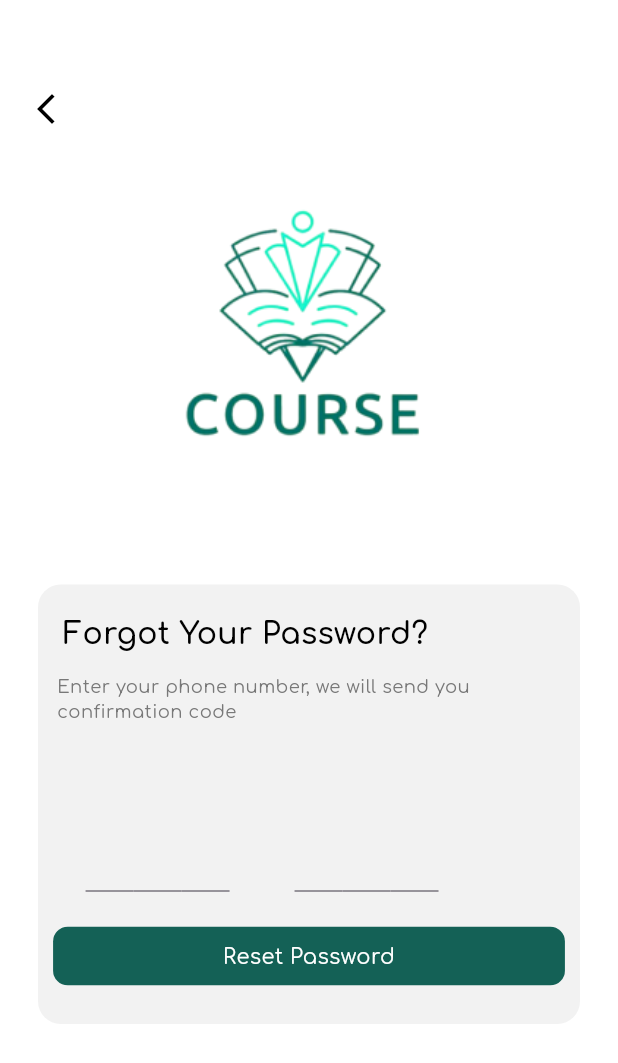
After one commit to M0alaa330/courses_app, a Flutter app: the SuccessBody screen opened directly, on a phone screen of 412 x 824 dp. The commit adds this screen. Shown: the top 1063 px of the screen. Run offline on Flutter 3.47's test engine with Material 3 defaults, Android fonts, the light colour scheme and no system bars; our stand-ins replace flutter_screenutil, go_router, google_fonts, smooth_page_indicator.

Commit message:
auth ui is done

```diff
--- a/lib/core/utlis/colors.dart
+++ b/lib/core/utlis/colors.dart
@@ -6,6 +6,7 @@ abstract class AppcColors {
   static const colorwhite = Color(0xffffffff);
   static const colormintgreen = Color(0xff20473E);
   static const grey78 = Color(0xff787878);
+  static const greya1 = Color(0xffA1A8B0);
   static const grey8b0 = Color(0xffa1a8b0);
   static const grey2f = Color(0xfff2F2F2);
   static const grey96 = Color(0xff969696);
--- a/lib/core/utlis/routes.dart
+++ b/lib/core/utlis/routes.dart
@@ -1,5 +1,7 @@
 import 'package:courses_app/features/auth/presentation/views/login_screen.dart';
+import 'package:courses_app/features/auth/presentation/views/otp_screen.dart';
 import 'package:courses_app/features/auth/presentation/views/signup_screen.dart';
+import 'package:courses_app/features/auth/presentation/views/success_screen.dart';
 import 'package:courses_app/features/splash/presentation/views/onboarding_screen.dart';
 import 'package:courses_app/features/splash/presentation/views/splash_screen.dart';
 import 'package:go_router/go_router.dart';
@@ -9,12 +11,17 @@ abstract class AppRoutes {
   static const klogin = "/login";
   static const ksignup = "/signup";
   static const khome = "/home";
+  static const kotp = "/otp";
+  static const ksuccess = "/success";
   static final routes = GoRouter(routes: [
     GoRoute(path: "/", builder: (context, state) => const SplashScreen()),
     GoRoute(
         path: "/onboarding",
         builder: (context, state) => const OnboardingScreen()),
     GoRoute(path: "/login", builder: (cotext, state) => const LoginScreen()),
-    GoRoute(path: "/signup", builder: (context, state) => const SignupScreen())
+    GoRoute(path: "/signup", builder: (context, state) => const SignupScreen()),
+    GoRoute(path: "/otp", builder: (context, state) => const OtpScreen()),
+    GoRoute(
+        path: "/success", builder: (context, state) => const SuccessScreen())
   ]);
 }
--- a/lib/core/widgets/custom_text_botton.dart
+++ b/lib/core/widgets/custom_text_botton.dart
@@ -4,12 +4,15 @@ import 'package:flutter/material.dart';
 import 'package:flutter_screenutil/flutter_screenutil.dart';
 
 class CustomTextBotton extends StatelessWidget {
-  const CustomTextBotton({super.key, required this.text});
+  const CustomTextBotton({super.key, required this.text, this.ontap});
   final String text;
+  final Function()? ontap;
 
   @override
   Widget build(BuildContext context) {
-    return Container(
+    return InkWell(
+      onTap: ontap,
+      child: Container(
         height: 40.h,
         width: 323.w,
         decoration: BoxDecoration(
@@ -17,6 +20,7 @@ class CustomTextBotton extends StatelessWidget {
           color: AppcColors.backgroundColor,
         ),
         child: Center(child: Text(text, style: Styles.text14)),
+      ),
     );
   }
 }
--- /dev/null
+++ b/lib/features/auth/presentation/views/widgets/custom_row_otp.dart
@@ -0,0 +1,24 @@
+import 'package:courses_app/features/auth/presentation/views/widgets/otp_verificatioin.dart';
+import 'package:flutter/material.dart';
+import 'package:flutter_screenutil/flutter_screenutil.dart';
+
+class CustomRowOtp extends StatelessWidget {
+  const CustomRowOtp({super.key});
+
+  @override
+  Widget build(BuildContext context) {
+    return Row(
+      children: [
+        const OtpVerificatioin(),
+        const OtpVerificatioin(),
+        const OtpVerificatioin(),
+        SizedBox(
+          width: 41.w,
+        ),
+        const OtpVerificatioin(),
+        const OtpVerificatioin(),
+        const OtpVerificatioin(),
+      ],
+    );
+  }
+}
--- /dev/null
+++ b/lib/features/auth/presentation/views/widgets/otp_verificatioin.dart
@@ -0,0 +1,31 @@
+import 'package:courses_app/core/utlis/colors.dart';
+import 'package:courses_app/core/utlis/styles.dart';
+import 'package:flutter/material.dart';
+import 'package:flutter/services.dart';
+
+class OtpVerificatioin extends StatelessWidget {
+  const OtpVerificatioin({
+    super.key,
+  });
+
+  @override
+  Widget build(BuildContext context) {
+    return SizedBox(
+      width: 32,
+      child: TextFormField(
+        onChanged: (value) {
+          if (value.length == 1) {
+            FocusScope.of(context).nextFocus();
+          }
+        },
+        keyboardType: TextInputType.number,
+        textAlign: TextAlign.center,
+        inputFormatters: [
+          LengthLimitingTextInputFormatter(1),
+          FilteringTextInputFormatter.digitsOnly
+        ],
+        decoration: const InputDecoration(fillColor: AppcColors.fayurozi),
+      ),
+    );
+  }
+}
--- /dev/null
+++ b/lib/features/auth/presentation/views/widgets/success_body.dart
@@ -0,0 +1,124 @@
+import 'package:courses_app/core/utlis/colors.dart';
+import 'package:courses_app/core/utlis/routes.dart';
+import 'package:courses_app/core/utlis/styles.dart';
+import 'package:courses_app/core/widgets/custom_text_botton.dart';
+import 'package:courses_app/core/widgets/custom_text_field.dart';
+import 'package:courses_app/features/auth/presentation/views/widgets/custom_row_otp.dart';
+import 'package:flutter/material.dart';
+import 'package:flutter_screenutil/flutter_screenutil.dart';
+import 'package:go_router/go_router.dart';
+
+class SuccessBody extends StatelessWidget {
+  const SuccessBody({super.key});
+
+  @override
+  Widget build(BuildContext context) {
+    return Scaffold(
+      backgroundColor: AppcColors.colorwhite,
+      body: SingleChildScrollView(
+        child: Column(
+          children: [
+            Padding(
+              padding: EdgeInsets.only(top: 50.h, left: 10.w, right: 342.w),
+              child: IconButton(
+                  onPressed: () {
+                    GoRouter.of(context).pop();
+                  },
+                  icon: const Icon(
+                    Icons.arrow_back_ios_new,
+                    size: 24,
+                    color: AppcColors.blackcolor,
+                  )),
+            ),
+            SizedBox(
+              height: 20.h,
+            ),
+            Image.asset(
+              "assets/images/logo.png",
+              height: 215.h,
+              width: 232.w,
+            ),
+            Padding(
+              padding: EdgeInsets.only(top: 65.h, right: 24.w, left: 24.w),
+              child: Container(
+                height: 300.h,
+                width: 342.w,
+                decoration: BoxDecoration(
+                    borderRadius: BorderRadius.circular(15),
+                    color: AppcColors.grey2f),
+                child: Column(
+                  children: [
+                    Padding(
+                      padding:
+                          EdgeInsets.only(top: 19.h, left: 12.w, right: 92.w),
+                      child: Text("Forgot Your Password?",
+                          style: Styles.text20
+                              .copyWith(color: AppcColors.blackcolor)),
+                    ),
+                    Padding(
+                      padding:
+                          EdgeInsets.only(top: 13.h, left: 12.w, right: 3.w),
+                      child: Text(
+                          "Enter your phone number, we will send you confirmation code",
+                          style:
+                              Styles.text12.copyWith(color: AppcColors.grey78)),
+                    ),
+                    Padding(
+                      padding:
+                          EdgeInsets.only(top: 64.h, left: 30.w, right: 30.w),
+                      child: const CustomRowOtp(),
+                    ),
+                    Padding(
+                      padding:
+                          EdgeInsets.only(top: 24.h, right: 9.w, left: 9.w),
+                      child: CustomTextBotton(
+                          ontap: () => showDialog(
+                              context: context,
+                              builder: (context) => AlertDialog(
+                                    backgroundColor: AppcColors.colorwhite,
+                                    actions: [
+                                      Padding(
+                                        padding: EdgeInsets.only(
+                                            top: 18.h, right: 64.w, left: 63.w),
+                                        child: Image.asset(
+                                          "assets/images/Celebration-amico 1.png",
+                                          width: 200.w,
+                                          height: 200.h,
+                                        ),
+                                      ),
+                                      Center(
+                                        child: Text(
+                                          "Success",
+                                          style: Styles.text20.copyWith(
+                                              fontSize: 25,
+                                              color: AppcColors.blackcolor),
+                                        ),
+                                      ),
+                                      Center(
+                                        child: Text(
+                                          textAlign: TextAlign.center,
+                                          "You have successfully reset your password.",
+                                          style: Styles.text16.copyWith(
+                                              color: AppcColors.greya1),
+                                        ),
+                                      ),
+                                      SizedBox(height: 24.h),
+                                      CustomTextBotton(
+                                          ontap: () => GoRouter.of(context)
+                                              .pushReplacement(
+                                                  AppRoutes.klogin),
+                                          text: "Done")
+                                    ],
+                                  )),
+                          text: "Reset Password"),
+                    )
+                  ],
+                ),
+              ),
+            )
+          ],
+        ),
+      ),
+    );
+  }
+}
```
Also changed, not shown: lib/features/auth/presentation/views/otp_screen.dart (added, +11 -0 lines), lib/features/auth/presentation/views/success_screen.dart (added, +11 -0 lines), lib/features/auth/presentation/views/widgets/login_body.dart (+9 -6 lines), lib/features/auth/presentation/views/widgets/otp_body.dart (added, +102 -0 lines), assets/images/Celebration-amico 1.png (added). Lines whose indentation alone changed are shown as unchanged.
